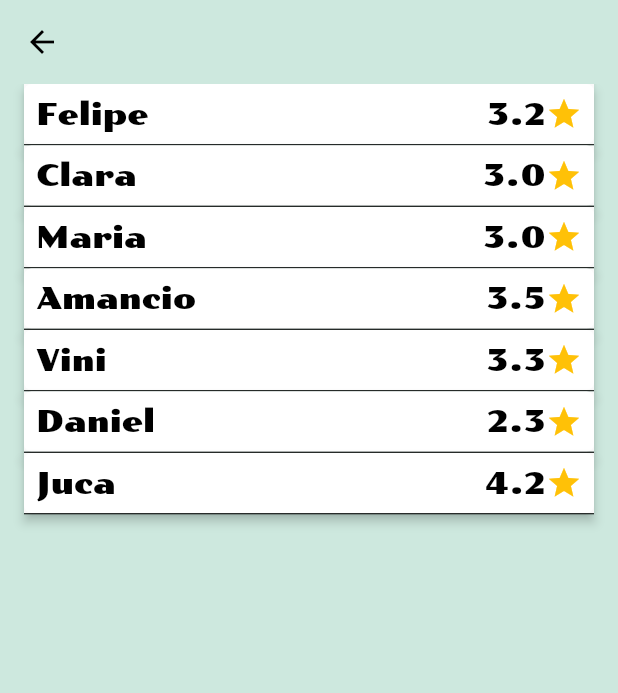
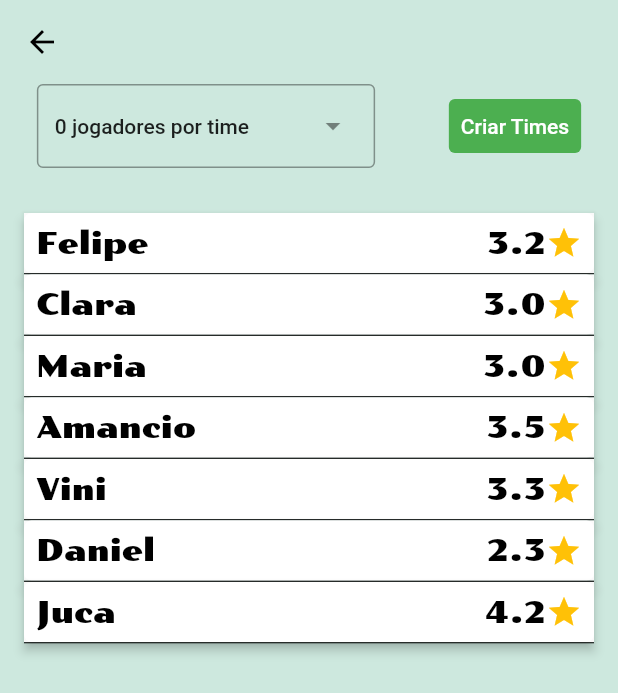
Before and after one commit to felipebma/voleizinho, a Flutter app: the TeamCreationScreen screen opened by its route, on a phone screen of 412 x 824 dp. Shown: the top 693 px of the screen. Run offline on Flutter 3.47's test engine with Material 2 defaults, Android fonts, the phone set to English and light mode, and no system bars; our stand-ins replace flutter_rating_bar.

Commit message:
feat(Team Creation Screen): Implement numberOfPlayersPerTeam dropdown

```diff
--- a/lib/screens/team_creation_screen.dart
+++ b/lib/screens/team_creation_screen.dart
@@ -1,3 +1,5 @@
+import 'dart:math';
+
 import 'package:flutter/material.dart';
 import 'package:voleizinho/components/player_card.dart';
 import 'package:voleizinho/constants.dart';
@@ -14,7 +16,27 @@ class _TeamCreationScreenState extends State<TeamCreationScreen> {
   List<Player> players = playersDB;
   List<Player> selectedPlayers = [];
 
-  int playersPerTeam = 6;
+  int playersPerTeam = 0;
+  int minPlayersPerTeam = 0;
+  int maxPlayersPerTeam = 0;
+
+  void selectPlayer(Player player) {
+    setState(() {
+      if (selectedPlayers.contains(player)) {
+        selectedPlayers.remove(player);
+      } else {
+        selectedPlayers.add(player);
+      }
+      minPlayersPerTeam = min(selectedPlayers.length ~/ 2, 2);
+      maxPlayersPerTeam = selectedPlayers.length ~/ 2;
+      if (playersPerTeam < minPlayersPerTeam) {
+        playersPerTeam = min(selectedPlayers.length ~/ 2, 2);
+      }
+      if (playersPerTeam > maxPlayersPerTeam) {
+        playersPerTeam = maxPlayersPerTeam;
+      }
+    });
+  }
 
   @override
   Widget build(BuildContext context) {
@@ -27,6 +49,47 @@ class _TeamCreationScreenState extends State<TeamCreationScreen> {
       body: Center(
         child: Column(
           children: [
+            Row(
+              mainAxisAlignment: MainAxisAlignment.spaceAround,
+              children: [
+                Row(
+                  children: [
+                    DropdownMenu<int>(
+                      menuStyle: MenuStyle(alignment: Alignment.center),
+                      onSelected: (value) => setState(() {
+                        playersPerTeam = value!;
+                      }),
+                      initialSelection: playersPerTeam,
+                      dropdownMenuEntries: List.generate(
+                        maxPlayersPerTeam - minPlayersPerTeam + 1,
+                        (index) => DropdownMenuEntry(
+                          label:
+                              "${index + minPlayersPerTeam} jogadores por time",
+                          value: index + minPlayersPerTeam,
+                        ),
+                      ),
+                    ),
+                  ],
+                ),
+                TextButton(
+                  style: TextButton.styleFrom(
+                    backgroundColor: Colors.green,
+                  ),
+                  onPressed: () {
+                    print(playersPerTeam);
+                  },
+                  child: Text(
+                    "Criar Times",
+                    style: TextStyle(
+                      color: Colors.white,
+                    ),
+                  ),
+                ),
+              ],
+            ),
+            const SizedBox(
+              height: 30,
+            ),
             Expanded(
               child: ListView.builder(
                 itemCount: players.length,
@@ -37,13 +100,7 @@ class _TeamCreationScreenState extends State<TeamCreationScreen> {
                       children: [
                         GestureDetector(
                           onTap: () {
-                            setState(() {
-                              if (selectedPlayers.contains(players[index])) {
-                                selectedPlayers.remove(players[index]);
-                              } else {
-                                selectedPlayers.add(players[index]);
-                              }
-                            });
+                            setState(() => selectPlayer(players[index]));
                           },
                           child: PlayerCard(
                             player: players[index],
```
